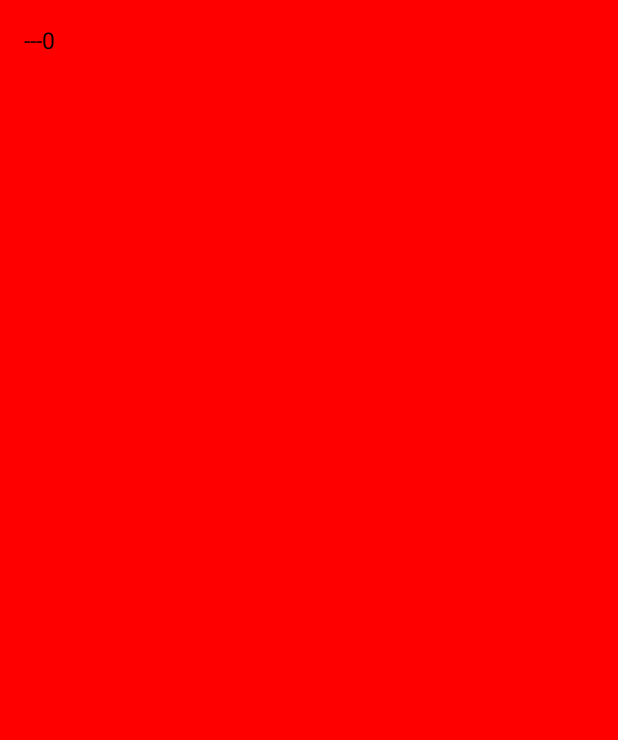
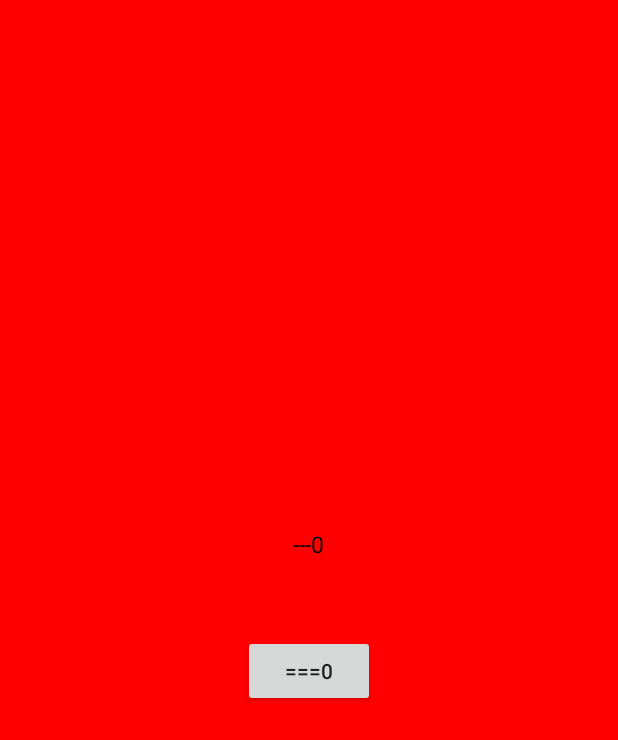
Before and after one commit to binbinqq86/MyVerticalScrollLayout, an Android app: the screen it shows after launch (MainActivity), on a phone screen of 412 x 824 dp. Before the commit the part shown is almost empty. Shown: the top 740 px of the screen. Run offline under Robolectric (Android 15) with nearby library versions, the phone set to English and light mode, and no system bars.

Commit message:
修复bug

```diff
--- a/app/src/main/java/com/binbin/verticalscrolllayout/MainActivity.java
+++ b/app/src/main/java/com/binbin/verticalscrolllayout/MainActivity.java
@@ -8,7 +8,9 @@ import android.graphics.Color;
 import android.os.Bundle;
 import android.view.LayoutInflater;
 import android.view.View;
+import android.widget.Button;
 import android.widget.TextView;
+import android.widget.Toast;
 
 import com.binbin.verticalscrolllayout.VerticalScrollLayout;
 
@@ -24,16 +26,47 @@ public class MainActivity extends Activity {
         for (int i = 0; i < 5; i++) {
             View view=LayoutInflater.from(this).inflate(R.layout.view, null);
             ((TextView)view.findViewById(R.id.tv)).setText("---"+i);
+            ((Button)view.findViewById(R.id.bt)).setText("==="+i);
             if(i==0){
                 view.setBackgroundColor(Color.RED);
+                ((Button)view.findViewById(R.id.bt)).setOnClickListener(new View.OnClickListener() {
+                    @Override
+                    public void onClick(View v) {
+                        Toast.makeText(MainActivity.this,"haha0",Toast.LENGTH_SHORT).show();
+                    }
+                });
             }else if(i==1){
                 view.setBackgroundColor(Color.GREEN);
+                ((Button)view.findViewById(R.id.bt)).setOnClickListener(new View.OnClickListener() {
+                    @Override
+                    public void onClick(View v) {
+                        Toast.makeText(MainActivity.this,"haha1",Toast.LENGTH_SHORT).show();
+                    }
+                });
             }else if(i==2){
                 view.setBackgroundColor(Color.BLUE);
+                ((Button)view.findViewById(R.id.bt)).setOnClickListener(new View.OnClickListener() {
+                    @Override
+                    public void onClick(View v) {
+                        Toast.makeText(MainActivity.this,"haha22",Toast.LENGTH_SHORT).show();
+                    }
+                });
             }else if(i==3){
                 view.setBackgroundColor(Color.CYAN);
+                ((Button)view.findViewById(R.id.bt)).setOnClickListener(new View.OnClickListener() {
+                    @Override
+                    public void onClick(View v) {
+                        Toast.makeText(MainActivity.this,"haha333",Toast.LENGTH_SHORT).show();
+                    }
+                });
             }else if(i==4){
                 view.setBackgroundColor(Color.YELLOW);
+                ((Button)view.findViewById(R.id.bt)).setOnClickListener(new View.OnClickListener() {
+                    @Override
+                    public void onClick(View v) {
+                        Toast.makeText(MainActivity.this,"haha444",Toast.LENGTH_SHORT).show();
+                    }
+                });
             }
             mViews.add(view);
         }
--- a/app/src/main/java/com/binbin/verticalscrolllayout/VerticalScrollLayout.java
+++ b/app/src/main/java/com/binbin/verticalscrolllayout/VerticalScrollLayout.java
@@ -15,6 +15,7 @@ import android.view.MotionEvent;
 import android.view.VelocityTracker;
 import android.view.View;
 import android.view.ViewConfiguration;
+import android.view.ViewGroup;
 import android.view.Window;
 import android.widget.FrameLayout;
 import android.widget.LinearLayout;
@@ -26,13 +27,13 @@ import android.widget.Scroller;
  */
 
 @TargetApi(Build.VERSION_CODES.HONEYCOMB)
-public class VerticalScrollLayout extends LinearLayout {
+public class VerticalScrollLayout extends ViewGroup {
     /** 用于滑动的类*/
     private Scroller mScroller;
     /** 用来跟踪触摸速度的类*/
     private VelocityTracker mVelocityTracker;
     /** 最小滑动的速度*/
-    private static final int SNAP_VELOCITY = 400;
+    private static final int SNAP_VELOCITY = 600;
     /**最小滑动距离，超过了，才认为开始滑动  */
     private int mTouchSlop = 0 ;
     /**上次触摸的X坐标*/
@@ -75,7 +76,6 @@ public class VerticalScrollLayout extends LinearLayout {
         this.mContext=context;
         mScroller = new Scroller(context);
         mTouchSlop = ViewConfiguration.get(context).getScaledTouchSlop();
-        setOrientation(VERTICAL);
     }
 
     public void addViews(List<View> mViews){
@@ -83,6 +83,75 @@ public class VerticalScrollLayout extends LinearLayout {
     	for(int i=0;i<mViews.size();i++){
     		addView(mViews.get(i),i,new LayoutParams(-1,-1));
     	}
+    }
+
+    private int maxWidth,maxHeight;
+    /**
+     * 计算所有ChildView的宽度和高度 然后根据ChildView的计算结果，设置ViewGroup自己的宽和高
+     * Exactly：width代表的是精确的尺寸
+     AT_MOST：width代表的是最大可获得的空间
+     MATCH_PARENT(FILL_PARENT)对应于EXACTLY，WRAP_CONTENT对应于AT_MOST
+     其他情况(有具体值的)也对应于EXACTLY
+     */
+    @SuppressLint("NewApi")
+    @Override
+    protected void onMeasure(int widthMeasureSpec, int heightMeasureSpec) {
+        super.onMeasure(widthMeasureSpec, heightMeasureSpec);
+        //当我们需要重写onMeasure时，记得要调用setMeasuredDimension来设置自身的mMeasuredWidth和mMeasuredHeight，否则，就会抛出异常
+        /**
+         * 获得此ViewGroup上级容器为其推荐的宽和高，以及计算模式
+         */
+//      final int widthMode = MeasureSpec.getMode(widthMeasureSpec);
+//      final int heightMode = MeasureSpec.getMode(heightMeasureSpec);
+//
+        int measuredWidth = MeasureSpec.getSize(widthMeasureSpec);
+        int measuredHeight = MeasureSpec.getSize(heightMeasureSpec);
+
+        /**
+         * 根据childView计算的出的宽和高，计算容器的宽和高，主要用于容器是warp_content时
+         */
+//        for (int i = 0,count = getChildCount(); i < count; i++) {
+//            View childView = getChildAt(i);
+//            //获取每个子view的自己高度宽度，取最大的就是viewGroup的大小
+//            measureChild(childView, widthMeasureSpec, heightMeasureSpec);
+//            maxWidth = Math.max(maxWidth,childView.getMeasuredWidth());
+//            maxHeight = Math.max(maxHeight,childView.getMeasuredHeight());
+//        }
+        //为ViewGroup设置宽高
+        setMeasuredDimension(measuredWidth,measuredHeight);
+
+        // 计算出所有的childView的宽和高---可用
+        measureChildren(widthMeasureSpec, heightMeasureSpec);
+
+        /**
+         * 设置所有的childView的宽和高，此处如果不设置，会造成多个子view的情况下，有的子view设置成match_parent但是不能充满父控件的问题
+         */
+        //首先判断params.width的值是多少，有三种情况。
+        //如果是大于零的话，及传递的就是一个具体的值，那么，构造MeasupreSpec的时候可以直接用EXACTLY。
+        //如果为-1的话，就是MatchParent的情况，那么，获得父View的宽度，再用EXACTLY来构造MeasureSpec。
+        //如果为-2的话，就是wrapContent的情况，那么，构造MeasureSpec的话直接用一个负数就可以了。
+//        for (int i = 0,count = getChildCount(); i < count; i++) {
+//            View childView = getChildAt(i);
+//            int widthSpec = 0;
+//            int heightSpec = 0;
+//            ViewGroup.LayoutParams params = childView.getLayoutParams();
+//            if(params.width > 0){
+//                widthSpec = MeasureSpec.makeMeasureSpec(params.width, MeasureSpec.EXACTLY);
+//            }else if (params.width == -1) {
+//                widthSpec = MeasureSpec.makeMeasureSpec(maxWidth, MeasureSpec.EXACTLY);
+//            } else if (params.width == -2) {
+//                widthSpec = MeasureSpec.makeMeasureSpec(maxWidth, MeasureSpec.AT_MOST);
+//            }
+//
+//            if(params.height > 0){
+//                heightSpec = MeasureSpec.makeMeasureSpec(params.height, MeasureSpec.EXACTLY);
+//            }else if (params.height == -1) {
+//                heightSpec = MeasureSpec.makeMeasureSpec(maxHeight, MeasureSpec.EXACTLY);
+//            } else if (params.height == -2) {
+//                heightSpec = MeasureSpec.makeMeasureSpec(maxHeight, MeasureSpec.AT_MOST);
+//            }
+//            childView.measure(widthSpec, heightSpec);
+//        }
     }
 
     /**
@@ -103,17 +172,27 @@ public class VerticalScrollLayout extends LinearLayout {
     }
 
     /**
-     * 滚动，startX, startY为开始滚动的位置（包括移出屏幕的地方的坐标，一般以滑动的距离为起点）
-     * dx,dy为滚动的偏移量（正值代表向左，向上移动，负值代表向右，向下移动）
-     * duration为完成滚动的时间
-     * mScroller.startScroll(int startX, int startY, int dx, int dy)
-     * 使用默认完成时间250ms
-     * mScroller.startScroll(int startX, int startY, int dx, int dy, int duration)
+     * ViewGroup在分发绘制自己的孩子的时候，会对其子View调用computeScroll()方法
      */
     @SuppressLint("NewApi")
 	@Override
-    public boolean dispatchTouchEvent(MotionEvent ev) {
+    public void computeScroll() {
         // TODO Auto-generated method stub
+        if (mScroller.computeScrollOffset()) {
+            scrollTo(mScroller.getCurrX(), mScroller.getCurrY());
+            postInvalidate();
+        }else{//滑动结束后
+            if(isFinished){
+                isFinished=false;
+                Log.e("tianbin","tianbincomplete-------------"+getScrollY());
+                Log.e("tianbin","tianbincomplete3333-------------"+getScrollY());
+            }
+        }
+    }
+
+    @Override
+    public boolean onTouchEvent(MotionEvent ev) {
+
         if (mVelocityTracker == null) {
             // 使用obtain方法得到VelocityTracker的一个对象
             mVelocityTracker = VelocityTracker.obtain();
@@ -128,12 +207,8 @@ public class VerticalScrollLayout extends LinearLayout {
                 mLastY=ev.getY();
                 break;
             case MotionEvent.ACTION_MOVE:
-                mVelocityTracker.computeCurrentVelocity(1000);
-                // 获得当前的速度
-                velocityY = (int) mVelocityTracker.getYVelocity();
                 // 计算当前的速度
-                if(Math.abs(velocityY)>SNAP_VELOCITY||
-                		Math.abs(mLastY-ev.getY())>mTouchSlop&&
+                if(Math.abs(mLastY-ev.getY())>mTouchSlop&&
                                 Math.abs(mLastX-ev.getX())<mTouchSlop){
                     isSliding=true;
 
@@ -152,6 +227,10 @@ public class VerticalScrollLayout extends LinearLayout {
                 //速度加滑动距离满足一个即自动显示或隐藏
                 int delta=0;
                 int scrollY=getScrollY()%CONTENT_HEIGHT;
+
+                mVelocityTracker.computeCurrentVelocity(100);
+                // 获得当前的速度
+                velocityY = (int) mVelocityTracker.getYVelocity();
 
                 Log.e("tianbin",getScrollY()+"tianbin@@@@@uppppppp"+"###"+totalScrollY+"###"+scrollY);
 
@@ -179,7 +258,7 @@ public class VerticalScrollLayout extends LinearLayout {
 
 
                 //当前屏是中间屏，且滑动距离或者滑动速度满足需求，则自动向上或者向下滑一屏
-                if(/**Math.abs(velocityY)>SNAP_VELOCITY||*/
+                if(Math.abs(velocityY)>SNAP_VELOCITY||
                         Math.abs(totalScrollY)>=ratio){
                     if(currentScreen!=mViews.size()-1&&totalScrollY>0){
                         //向上滑动，自动切下一屏
@@ -209,22 +288,21 @@ public class VerticalScrollLayout extends LinearLayout {
         return true;
     }
 
-    /**
-     * ViewGroup在分发绘制自己的孩子的时候，会对其子View调用computeScroll()方法
-     */
-    @SuppressLint("NewApi")
     @Override
-    public void computeScroll() {
-        // TODO Auto-generated method stub
-        if (mScroller.computeScrollOffset()) {
-            scrollTo(mScroller.getCurrX(), mScroller.getCurrY());
-            postInvalidate();
-        }else{//滑动结束后
-            if(isFinished){
-                isFinished=false;
-                Log.e("tianbin","tianbincomplete-------------"+getScrollY());
-                Log.e("tianbin","tianbincomplete3333-------------"+getScrollY());
+    public boolean onInterceptHoverEvent(MotionEvent ev) {
+        switch (ev.getAction()){
+            case MotionEvent.ACTION_DOWN:
+                mLastX=ev.getRawX();
+                mLastY=ev.getRawY();
+                break;
+            case MotionEvent.ACTION_MOVE:
+                if((Math.abs(mLastY-ev.getRawY())>mTouchSlop)&&
+                        (Math.abs(mLastX-ev.getRawX())<mTouchSlop)){
+                    //自己来处理滑动
+                    return true;
+                }
+                break;
+        }
+        return super.onInterceptHoverEvent(ev);
     }
 }
-    }
-}
--- a/app/src/main/res/layout/view.xml
+++ b/app/src/main/res/layout/view.xml
@@ -4,6 +4,8 @@
     android:layout_width="match_parent"
     android:layout_height="match_parent"
     android:background="#fff"
+    android:gravity="center"
+    android:orientation="vertical"
     android:paddingBottom="@dimen/activity_vertical_margin"
     android:paddingLeft="@dimen/activity_horizontal_margin"
     android:paddingRight="@dimen/activity_horizontal_margin"
@@ -15,4 +17,10 @@
         android:layout_width="wrap_content"
         android:layout_height="wrap_content"
         android:textSize="15sp"/>
+    <Button
+        android:id="@+id/bt"
+        android:layout_marginTop="50dp"
+        android:layout_width="wrap_content"
+        android:layout_height="wrap_content"
+        android:text="123"/>
 </LinearLayout>
```
Lines whose indentation alone changed are shown as unchanged.
